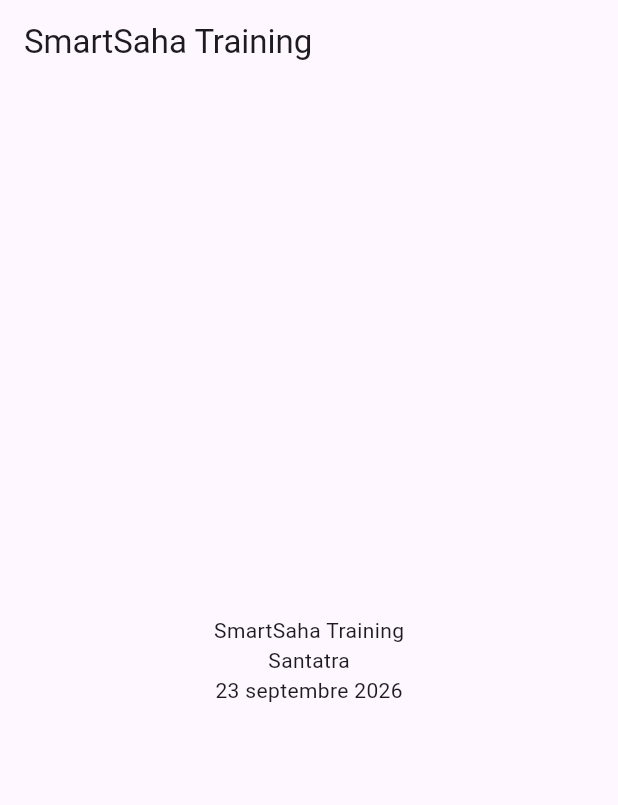
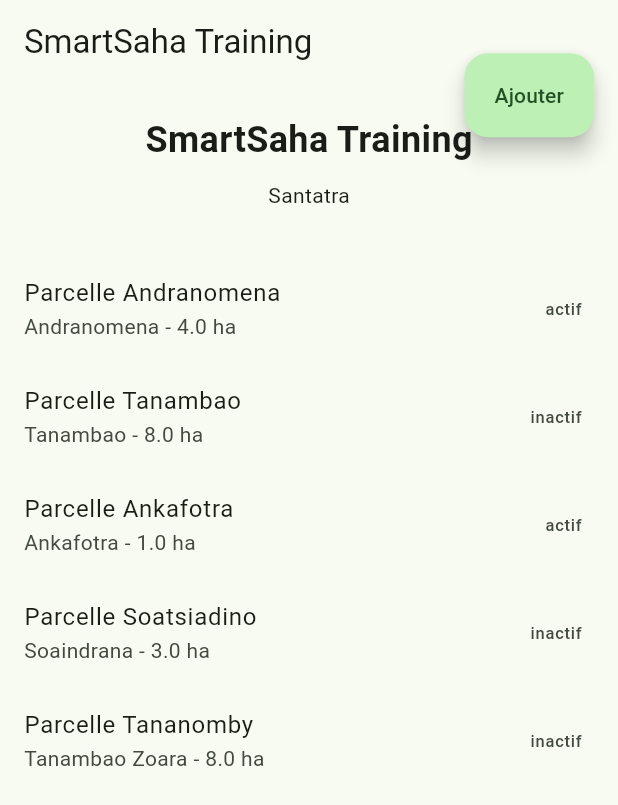
Before and after one commit to onjampitiavana/smartsaha-training-mobile, a Flutter app: the screen it shows after launch, on a phone screen of 412 x 824 dp. Shown: the top 805 px of the screen. Run offline on Flutter 3.47's test engine with Material 3 defaults, Android fonts, the light colour scheme and no system bars.

Commit message:
feat: ajout parcelle, liste

```diff
--- /dev/null
+++ b/lib/data/data.dart
@@ -0,0 +1,49 @@
+import "../models/parcelle.dart";
+
+final List<Parcelle> parcelles = [
+  const Parcelle(
+    nom: 'Parcelle Andranomena',
+    agriculteur: 'Rakoto',
+    commune: 'Andranomena',
+    superficie: 4,
+    status: 'actif',
+    culture: 'riz',
+    observation: 'sol humide',
+  ),
+  const Parcelle(
+    nom: 'Parcelle Tanambao',
+    agriculteur: 'Rasoa',
+    commune: 'Tanambao',
+    superficie: 8,
+    status: 'inactif',
+    culture: 'manioc',
+    observation: 'sol sec',
+  ),
+  const Parcelle(
+    nom: 'Parcelle Ankafotra',
+    agriculteur: 'Ravao',
+    commune: 'Ankafotra',
+    superficie: 1,
+    status: 'actif',
+    culture: 'riz',
+    observation: 'sol humide',
+  ),
+  const Parcelle(
+    nom: 'Parcelle Soatsiadino',
+    agriculteur: 'Ralaiza',
+    commune: 'Soaindrana',
+    superficie: 3,
+    status: 'inactif',
+    culture: 'manioc',
+    observation: 'sol sec',
+  ),
+  const Parcelle(
+    nom: 'Parcelle Tananomby',
+    agriculteur: 'Ralaiza',
+    commune: 'Tanambao Zoara',
+    superficie: 8,
+    status: 'inactif',
+    culture: 'manioc',
+    observation: 'sol sec',
+  ),
+];
--- a/lib/main.dart
+++ b/lib/main.dart
@@ -1,5 +1,5 @@
 import 'package:flutter/material.dart';
-import 'ui/home.dart';
+import 'screens/home.dart';
 void main(){
   runApp (const SmartSaha());
 }
@@ -10,6 +10,11 @@
     return MaterialApp(
       debugShowCheckedModeBanner : false,
       title: "Smart saha training",
+      theme: ThemeData(
+        colorScheme: ColorScheme.fromSeed(
+          seedColor: Colors.green,
+        ),
+      ),
       home: const Home()
     );
   }
--- /dev/null
+++ b/lib/screens/home.dart
@@ -0,0 +1,74 @@
+import 'package:flutter/material.dart';
+
+import 'parcelleScreen.dart';
+import 'parceleAjout.dart';
+import '../data/data.dart';
+
+class Home extends StatelessWidget {
+  const Home({super.key});
+
+  @override
+  Widget build(BuildContext context) {
+    return Scaffold(
+      appBar: AppBar(
+        title: const Text("SmartSaha Training"),
+      ),
+      floatingActionButtonLocation: FloatingActionButtonLocation.endTop,
+    floatingActionButton: Padding(
+    padding: const EdgeInsets.only(top: 15.0),
+    child: FloatingActionButton.extended(
+      onPressed: () {
+        Navigator.push(
+          context,
+          MaterialPageRoute(
+            builder: (context) => const ParcelleFormScreen(),
+          ),
+        );
+      },
+      label: const Text("Ajouter"),
+    ),
+  ),
+      body: Column(
+        children: [
+          const SizedBox(height: 20),
+          const Text(
+            "SmartSaha Training",
+            style: TextStyle(
+              fontSize: 24,
+              fontWeight: FontWeight.bold,
+            ),
+          ),
+          const SizedBox(height: 10),
+          const Text("Santatra"),
+          const SizedBox(height: 30),
+          Expanded(
+            child: ListView.builder(
+              itemCount: parcelles.length,
+              itemBuilder: (context, index) {
+                final parcelle = parcelles[index];
+                return ListTile(
+                  title: Text(parcelle.nom),
+                  subtitle: Text(
+                    '${parcelle.commune} - ${parcelle.superficie} ha',
+                  ),
+                  trailing: Text(parcelle.status),
+                  onTap: () {
+                    Navigator.push( context,
+                      MaterialPageRoute(
+                        builder: (context) {
+                          return ParcelleDetail(
+                            parcelle: parcelle,
+                          );
+                        },
+                      ),
+                    );
+                  },
+                );
+              },
+            ),
+          ),
+        ],
+      ),
+    );
+  }
+}
--- /dev/null
+++ b/lib/screens/parcelleScreen.dart
@@ -0,0 +1,46 @@
+import 'package:flutter/material.dart';
+import "../models/parcelle.dart";
+
+class ParcelleDetail extends StatelessWidget {
+  final Parcelle parcelle;
+
+  const ParcelleDetail({
+    super.key,
+    required this.parcelle,
+  });
+
+  @override
+  Widget build(BuildContext context) {
+    return Scaffold(
+      appBar: AppBar(
+        title: const Text("Detail de parcelle"),
+      ),
+      body: Padding(
+        padding: const EdgeInsets.all(20),
+        child: Column(
+          crossAxisAlignment: CrossAxisAlignment.start,
+          children: [
+            Text(
+              parcelle.nom,
+              style: const TextStyle(
+                fontSize: 20,
+                fontWeight: FontWeight.bold,
+              ),
+            ),
+            Text('Agriculteur : ${parcelle.agriculteur}'),
+            const SizedBox(height: 8),
+            Text('Commune : ${parcelle.commune}'),
+            const SizedBox(height: 8),
+            Text('Superficie : ${parcelle.superficie} ha'),
+            const SizedBox(height: 8),
+            Text('Statut : ${parcelle.status}'),
+            const SizedBox(height: 8),
+            Text('Culture : ${parcelle.culture}'),
+            const SizedBox(height: 8),
+            Text('Observation : ${parcelle.observation}'),
+          ],
+        ),
+      ),
+    );
+  }
+}
--- a/lib/ui/home.dart
+++ /dev/null
@@ -1,21 +0,0 @@
-import 'package:flutter/material.dart';
-class Home extends StatelessWidget{
-    const Home ({super.key});
-    @override
-    Widget build(BuildContext context){
-        return Scaffold(
-            appBar:AppBar(
-            title: const Text ("SmartSaha Training"),
-        ), body: Center(
-            child: Column(
-                mainAxisAlignment : MainAxisAlignment.center,
-                children: const[
-            Text ("SmartSaha Training") ,
-            Text ("Santatra"),
-            Text("23 septembre 2026"),
-                ],
-            ),
-
-        ),);
-    }
-}
```
Also changed, not shown: lib/models/parcelle.dart (added, +19 -0 lines), lib/screens/parceleAjout.dart (added, +145 -0 lines).
